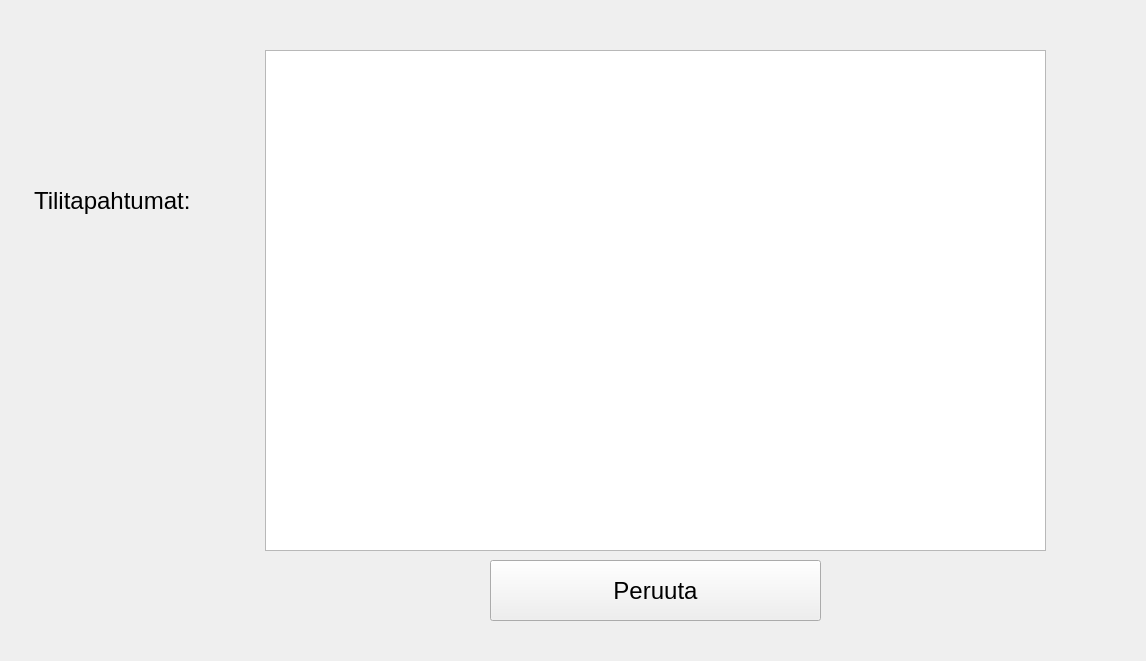
First picture: the form in PankkiProjekti/tilitapahtumat.ui, repository tvt20kmo-ohjelmistokehitysprojekti/Group8, before the edit.
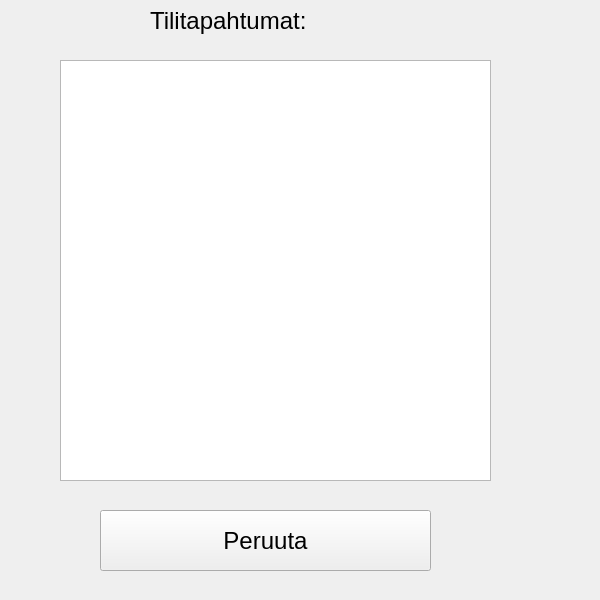
Second picture: the form after the edit.

```diff
--- a/PankkiProjekti/tilitapahtumat.ui
+++ b/PankkiProjekti/tilitapahtumat.ui
@@ -6,8 +6,8 @@
    <rect>
     <x>0</x>
     <y>0</y>
-    <width>1146</width>
-    <height>661</height>
+    <width>600</width>
+    <height>600</height>
    </rect>
   </property>
   <property name="windowTitle">
@@ -16,8 +16,8 @@
   <widget class="QLabel" name="labelTilitapahtumat">
    <property name="geometry">
     <rect>
-     <x>34</x>
-     <y>180</y>
+     <x>150</x>
+     <y>0</y>
      <width>201</width>
      <height>41</height>
     </rect>
@@ -34,8 +34,8 @@
   <widget class="QPushButton" name="btnPeruuta">
    <property name="geometry">
     <rect>
-     <x>490</x>
-     <y>560</y>
+     <x>100</x>
+     <y>510</y>
      <width>331</width>
      <height>61</height>
     </rect>
@@ -52,10 +52,10 @@
   <widget class="QTableView" name="tableView">
    <property name="geometry">
     <rect>
-     <x>265</x>
-     <y>50</y>
-     <width>781</width>
-     <height>501</height>
+     <x>60</x>
+     <y>60</y>
+     <width>431</width>
+     <height>421</height>
     </rect>
    </property>
   </widget>
```
